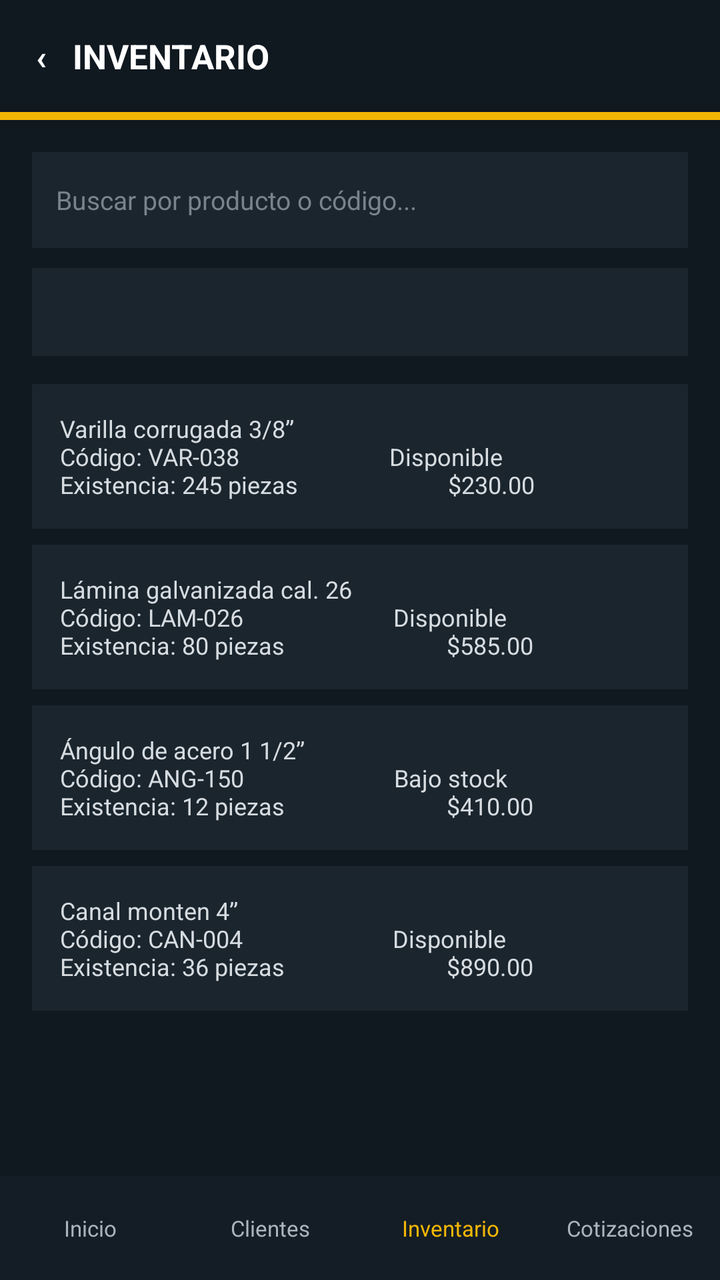
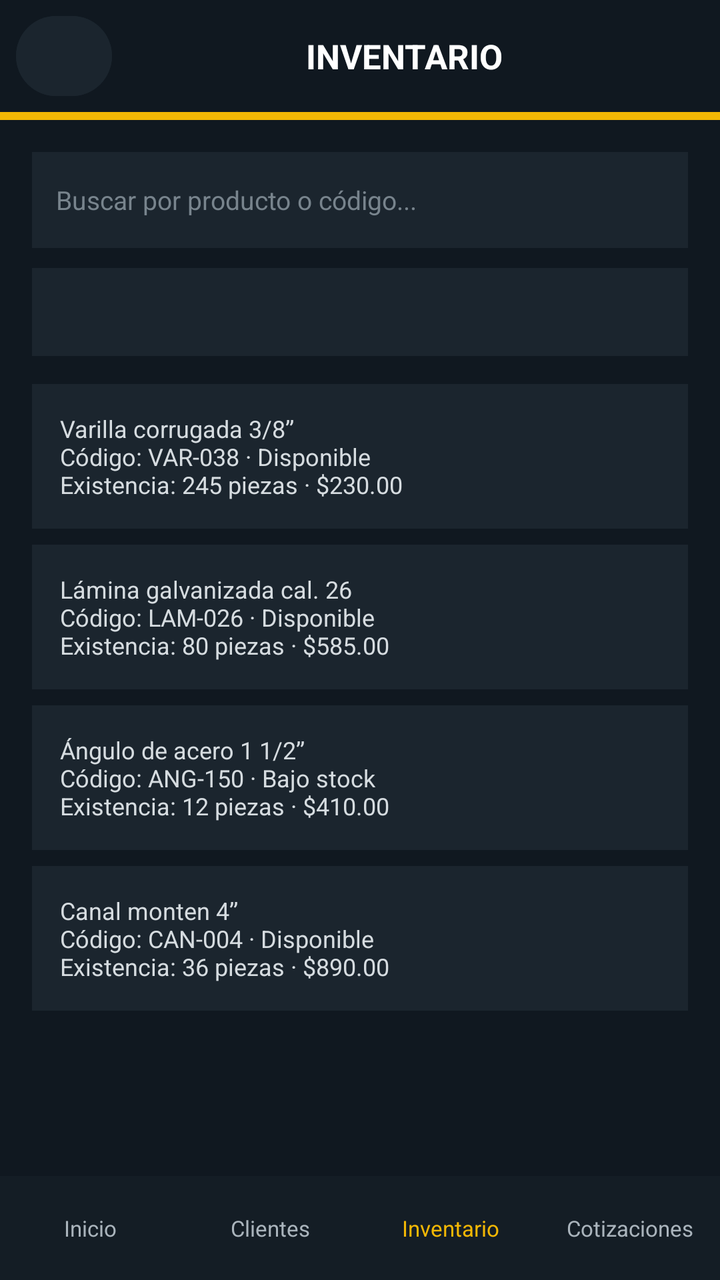

Before-and-after screenshots of an Android layout around one commit, followed by the original layout XML and the change that was made.
<!-- AndroidManifest.xml: application theme Theme.Aceroswecorp -->
<!-- res/layout/activity_consulta_inventario.xml -->
<?xml version="1.0" encoding="utf-8"?>
<LinearLayout xmlns:android="http://schemas.android.com/apk/res/android"
    android:layout_width="match_parent"
    android:layout_height="match_parent"
    android:background="#101820"
    android:orientation="vertical">

    <TextView
        android:id="@+id/screen_back"
        android:layout_width="match_parent"
        android:layout_height="56dp"
        android:gravity="center_vertical"
        android:paddingStart="18dp"
        android:text="‹   INVENTARIO"
        android:textColor="#FFFFFF"
        android:textSize="17sp"
        android:textStyle="bold" />

    <TextView android:layout_width="match_parent" android:layout_height="4dp" android:background="#F2B705" />

    <ScrollView
        android:layout_width="match_parent"
        android:layout_height="0dp"
        android:layout_weight="1">

        <LinearLayout
            android:layout_width="match_parent"
            android:layout_height="wrap_content"
            android:orientation="vertical"
            android:padding="16dp">

            <EditText
                android:layout_width="match_parent"
                android:layout_height="48dp"
                android:background="#1B252E"
                android:hint="Buscar por producto o código..."
                android:padding="12dp"
                android:textColor="#FFFFFF"
                android:textColorHint="#78848D"
                android:textSize="13sp" />

            <Spinner
                android:layout_width="match_parent"
                android:layout_height="44dp"
                android:layout_marginTop="10dp"
                android:background="#1B252E"
                android:prompt="@string/all_categories" />

            <TextView android:layout_width="match_parent" android:layout_height="wrap_content" android:layout_marginTop="14dp" android:background="#1B252E" android:padding="14dp" android:text="Varilla corrugada 3/8”&#10;Código: VAR-038                         Disponible&#10;Existencia: 245 piezas                         $230.00" android:textColor="#D6DCE0" android:textSize="12sp" />
            <TextView android:layout_width="match_parent" android:layout_height="wrap_content" android:layout_marginTop="8dp" android:background="#1B252E" android:padding="14dp" android:text="Lámina galvanizada cal. 26&#10;Código: LAM-026                         Disponible&#10;Existencia: 80 piezas                           $585.00" android:textColor="#D6DCE0" android:textSize="12sp" />
            <TextView android:layout_width="match_parent" android:layout_height="wrap_content" android:layout_marginTop="8dp" android:background="#1B252E" android:padding="14dp" android:text="Ángulo de acero 1 1/2”&#10;Código: ANG-150                         Bajo stock&#10;Existencia: 12 piezas                           $410.00" android:textColor="#D6DCE0" android:textSize="12sp" />
            <TextView android:layout_width="match_parent" android:layout_height="wrap_content" android:layout_marginTop="8dp" android:background="#1B252E" android:padding="14dp" android:text="Canal monten 4”&#10;Código: CAN-004                         Disponible&#10;Existencia: 36 piezas                           $890.00" android:textColor="#D6DCE0" android:textSize="12sp" />
        </LinearLayout>
    </ScrollView>

    <LinearLayout android:layout_width="match_parent" android:layout_height="52dp" android:background="#141D25" android:gravity="center" android:orientation="horizontal">
        <TextView android:id="@+id/nav_inicio" android:layout_width="0dp" android:layout_height="match_parent" android:layout_weight="1" android:gravity="center" android:text="Inicio" android:textColor="#AAB4BC" android:textSize="11sp" />
        <TextView android:id="@+id/nav_clientes" android:layout_width="0dp" android:layout_height="match_parent" android:layout_weight="1" android:gravity="center" android:text="Clientes" android:textColor="#AAB4BC" android:textSize="11sp" />
        <TextView android:id="@+id/nav_inventario" android:layout_width="0dp" android:layout_height="match_parent" android:layout_weight="1" android:gravity="center" android:text="Inventario" android:textColor="#F2B705" android:textSize="11sp" />
        <TextView android:id="@+id/nav_cotizaciones" android:layout_width="0dp" android:layout_height="match_parent" android:layout_weight="1" android:gravity="center" android:text="Cotizaciones" android:textColor="#AAB4BC" android:textSize="11sp" />
    </LinearLayout>
</LinearLayout>
<!-- resources referenced by this layout -->
<resources>
  <string name="all_categories">Todas las categorías</string>
  <style name="Theme.Aceroswecorp" parent="Base.Theme.Aceroswecorp" />
  <style name="Base.Theme.Aceroswecorp" parent="Theme.Material3.DayNight.NoActionBar">
          
          
      </style>
</resources>

<!-- the commit's change to res/layout/activity_consulta_inventario.xml (unified diff, before → after) -->
@@ -5,16 +5,34 @@
     android:background="#101820"
     android:orientation="vertical">
 
-    <TextView
-        android:id="@+id/screen_back"
+    <LinearLayout
         android:layout_width="match_parent"
         android:layout_height="56dp"
         android:gravity="center_vertical"
-        android:paddingStart="18dp"
-        android:text="‹   INVENTARIO"
-        android:textColor="#FFFFFF"
-        android:textSize="17sp"
-        android:textStyle="bold" />
+        android:orientation="horizontal"
+        android:paddingStart="8dp"
+        android:paddingEnd="12dp">
+
+        <Button
+            android:id="@+id/screen_back"
+            android:layout_width="48dp"
+            android:layout_height="48dp"
+            android:backgroundTint="#1B252E"
+            android:contentDescription="@string/back"
+            android:text="@string/back_arrow"
+            android:textColor="#FFFFFF"
+            android:textSize="24sp" />
+
+        <TextView
+            android:layout_width="0dp"
+            android:layout_height="wrap_content"
+            android:layout_weight="1"
+            android:gravity="center"
+            android:text="INVENTARIO"
+            android:textColor="#FFFFFF"
+            android:textSize="17sp"
+            android:textStyle="bold" />
+    </LinearLayout>
 
     <TextView android:layout_width="match_parent" android:layout_height="4dp" android:background="#F2B705" />
 
@@ -46,10 +64,10 @@
                 android:background="#1B252E"
                 android:prompt="@string/all_categories" />
 
-            <TextView android:layout_width="match_parent" android:layout_height="wrap_content" android:layout_marginTop="14dp" android:background="#1B252E" android:padding="14dp" android:text="Varilla corrugada 3/8”&#10;Código: VAR-038                         Disponible&#10;Existencia: 245 piezas                         $230.00" android:textColor="#D6DCE0" android:textSize="12sp" />
-            <TextView android:layout_width="match_parent" android:layout_height="wrap_content" android:layout_marginTop="8dp" android:background="#1B252E" android:padding="14dp" android:text="Lámina galvanizada cal. 26&#10;Código: LAM-026                         Disponible&#10;Existencia: 80 piezas                           $585.00" android:textColor="#D6DCE0" android:textSize="12sp" />
-            <TextView android:layout_width="match_parent" android:layout_height="wrap_content" android:layout_marginTop="8dp" android:background="#1B252E" android:padding="14dp" android:text="Ángulo de acero 1 1/2”&#10;Código: ANG-150                         Bajo stock&#10;Existencia: 12 piezas                           $410.00" android:textColor="#D6DCE0" android:textSize="12sp" />
-            <TextView android:layout_width="match_parent" android:layout_height="wrap_content" android:layout_marginTop="8dp" android:background="#1B252E" android:padding="14dp" android:text="Canal monten 4”&#10;Código: CAN-004                         Disponible&#10;Existencia: 36 piezas                           $890.00" android:textColor="#D6DCE0" android:textSize="12sp" />
+            <TextView android:layout_width="match_parent" android:layout_height="wrap_content" android:layout_marginTop="14dp" android:background="#1B252E" android:padding="14dp" android:text="Varilla corrugada 3/8”&#10;Código: VAR-038 · Disponible&#10;Existencia: 245 piezas · $230.00" android:textColor="#D6DCE0" android:textSize="12sp" />
+            <TextView android:layout_width="match_parent" android:layout_height="wrap_content" android:layout_marginTop="8dp" android:background="#1B252E" android:padding="14dp" android:text="Lámina galvanizada cal. 26&#10;Código: LAM-026 · Disponible&#10;Existencia: 80 piezas · $585.00" android:textColor="#D6DCE0" android:textSize="12sp" />
+            <TextView android:layout_width="match_parent" android:layout_height="wrap_content" android:layout_marginTop="8dp" android:background="#1B252E" android:padding="14dp" android:text="Ángulo de acero 1 1/2”&#10;Código: ANG-150 · Bajo stock&#10;Existencia: 12 piezas · $410.00" android:textColor="#D6DCE0" android:textSize="12sp" />
+            <TextView android:layout_width="match_parent" android:layout_height="wrap_content" android:layout_marginTop="8dp" android:background="#1B252E" android:padding="14dp" android:text="Canal monten 4”&#10;Código: CAN-004 · Disponible&#10;Existencia: 36 piezas · $890.00" android:textColor="#D6DCE0" android:textSize="12sp" />
         </LinearLayout>
     </ScrollView>
 
<!-- resource entries referenced after the edit -->
@@ -1,6 +1,8 @@
 <!-- resources referenced by this layout -->
 <resources>
   <string name="all_categories">Todas las categorías</string>
+  <string name="back">Volver</string>
+  <string name="back_arrow">‹</string>
   <style name="Theme.Aceroswecorp" parent="Base.Theme.Aceroswecorp" />
   <style name="Base.Theme.Aceroswecorp" parent="Theme.Material3.DayNight.NoActionBar">
           
